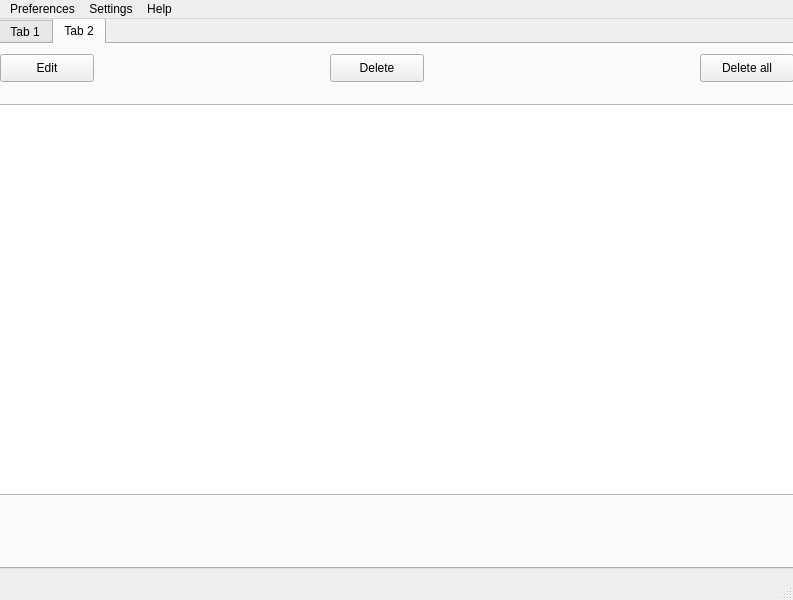
Old version of the form alarmer.ui in the repository hor00s/Alarmer.
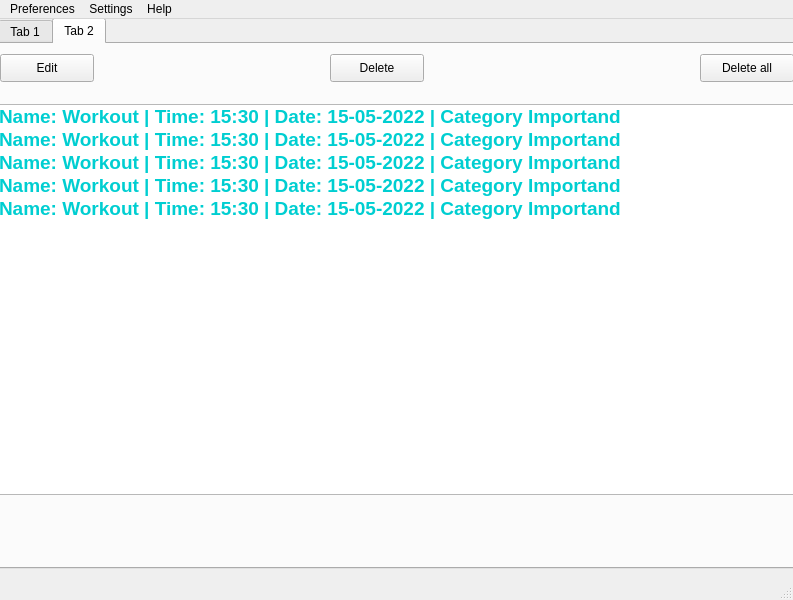
New version of the form. The open tabs and pages were chosen to show the change.

```diff
--- a/alarmer.ui
+++ b/alarmer.ui
@@ -1032,6 +1032,42 @@
         <height>391</height>
        </rect>
       </property>
+      <property name="font">
+       <font>
+        <pointsize>14</pointsize>
+        <weight>75</weight>
+        <bold>true</bold>
+       </font>
+      </property>
+      <property name="styleSheet">
+       <string notr="true">color: rgb(0,206,209);
+font-weight: bold;</string>
+      </property>
+      <item>
+       <property name="text">
+        <string>Name: Workout | Time: 15:30 | Date: 15-05-2022 | Category Importand</string>
+       </property>
+      </item>
+      <item>
+       <property name="text">
+        <string>Name: Workout | Time: 15:30 | Date: 15-05-2022 | Category Importand</string>
+       </property>
+      </item>
+      <item>
+       <property name="text">
+        <string>Name: Workout | Time: 15:30 | Date: 15-05-2022 | Category Importand</string>
+       </property>
+      </item>
+      <item>
+       <property name="text">
+        <string>Name: Workout | Time: 15:30 | Date: 15-05-2022 | Category Importand</string>
+       </property>
+      </item>
+      <item>
+       <property name="text">
+        <string>Name: Workout | Time: 15:30 | Date: 15-05-2022 | Category Importand</string>
+       </property>
+      </item>
      </widget>
      <widget class="QPushButton" name="edit_btn">
       <property name="geometry">
```
Left out of the diff: 12 changed lines with no effect on the pictures.
